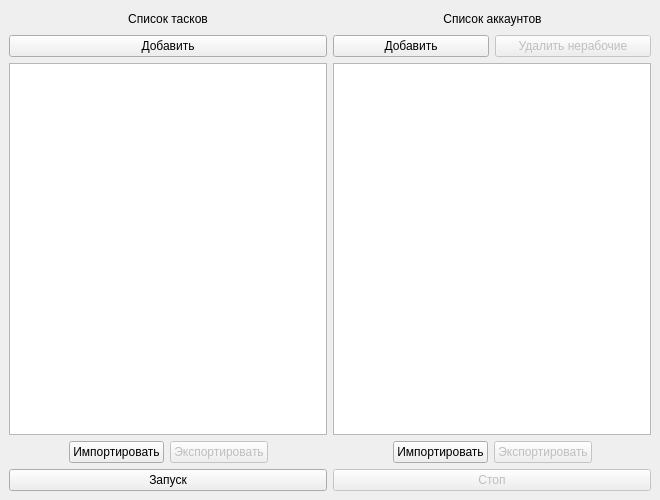
The window that main.ui (liltousin/PyQTLyceumProject) describes before a commit, drawn with Qt 5.
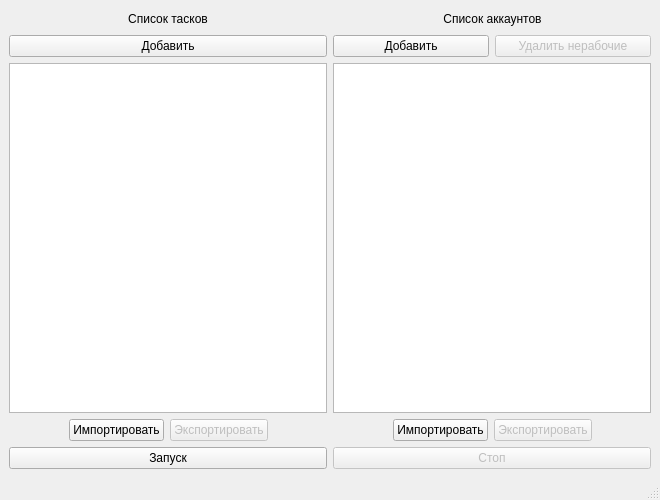
The same window after the commit.

The edit to the form file:
```diff
--- a/main.ui
+++ b/main.ui
@@ -282,6 +282,17 @@
     </item>
    </layout>
   </widget>
+  <widget class="QStatusBar" name="statusBar">
+   <property name="font">
+    <font>
+     <weight>50</weight>
+     <bold>false</bold>
+    </font>
+   </property>
+   <property name="sizeGripEnabled">
+    <bool>true</bool>
+   </property>
+  </widget>
  </widget>
  <resources/>
  <connections/>
```
